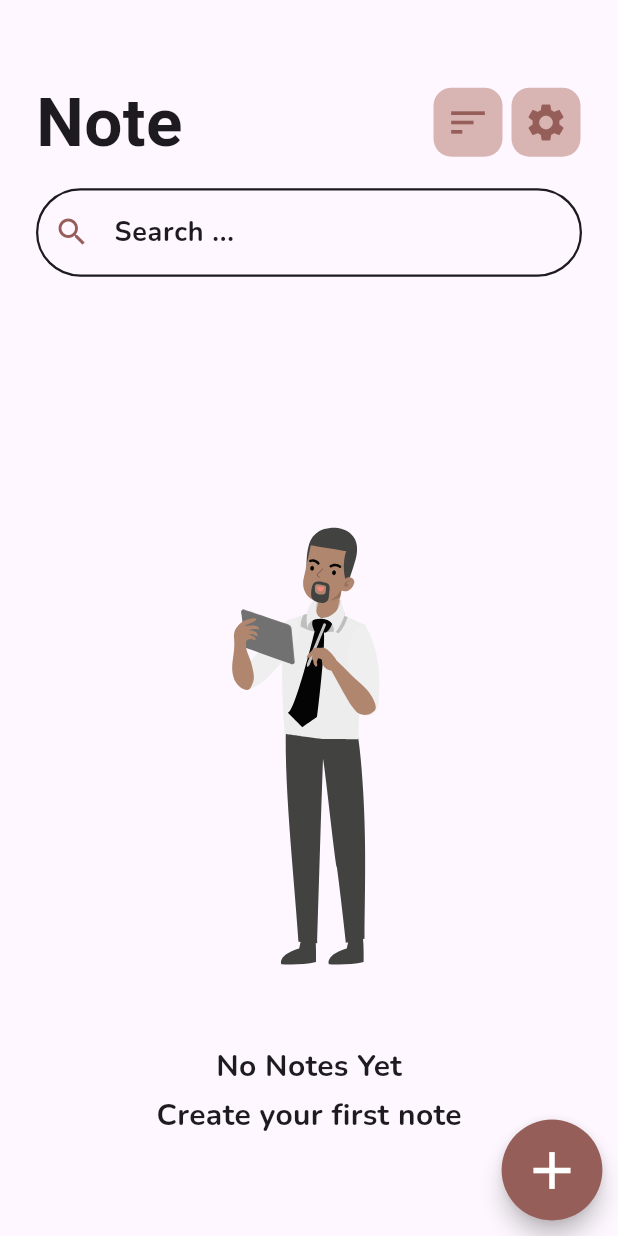
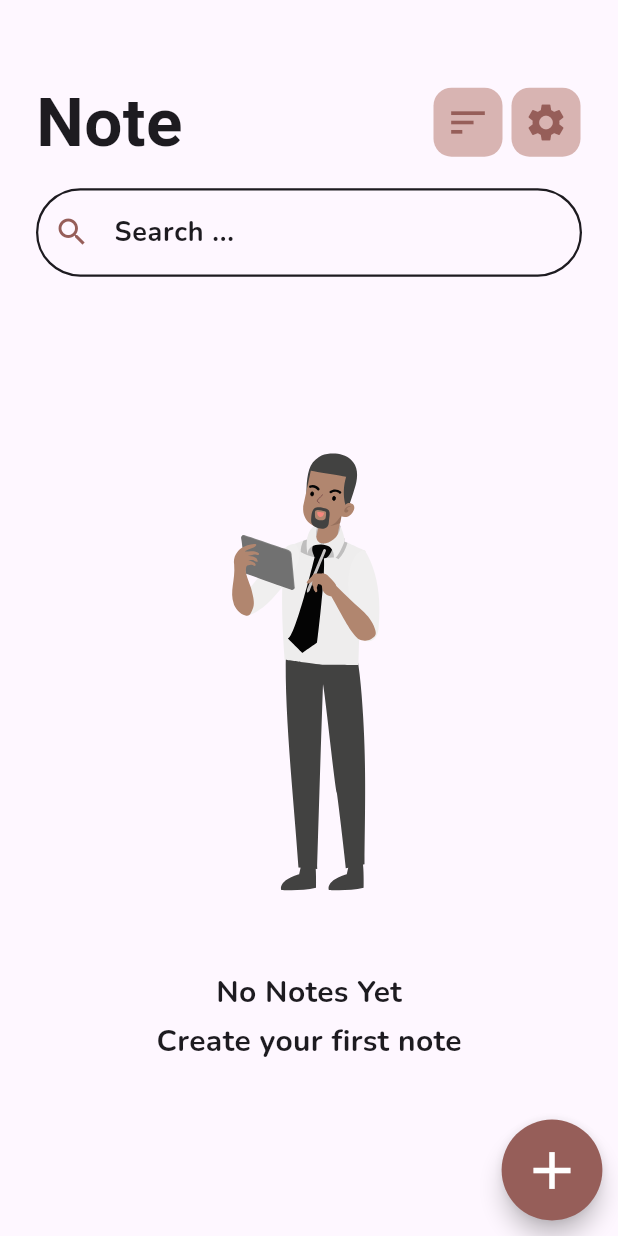
Before and after one commit to S-Mistarihi/note_app, a Flutter app: the HomeScreen screen opened directly, on a phone screen of 412 x 824 dp. Run offline on Flutter 3.47's test engine with Material 3 defaults, Android fonts, the phone set to English and light mode, and no system bars; our stand-ins replace google_fonts, hive, hive_flutter, lottie, shared_preferences, sizer; accounts and stored records are empty.

Commit message:
fix: fixed some issue

```diff
--- a/lib/main.dart
+++ b/lib/main.dart
@@ -1,4 +1,5 @@
 import 'package:flutter/material.dart';
+import 'package:flutter/services.dart';
 import 'package:note_app/core/managers/hive_manager.dart';
 import 'package:note_app/core/managers/theme_manager.dart';
 import 'package:note_app/generated/l10n.dart';
@@ -18,6 +19,10 @@ import 'models/note_model.dart';
 void main() async {
   WidgetsBinding widgetsBinding = WidgetsFlutterBinding.ensureInitialized();
 
+  await SystemChrome.setPreferredOrientations([
+    DeviceOrientation.portraitUp,
+    DeviceOrientation.portraitDown,
+  ]);
 
   await HiveManager.instance.init();
 
--- a/lib/screens/edit_note/edit_note_screen.dart
+++ b/lib/screens/edit_note/edit_note_screen.dart
@@ -63,7 +63,7 @@ class _EditNoteScreenState extends State<EditNoteScreen> {
               _buildTextField(
                 controller: _contentController,
                 hintText: S.of(context).contentLabel,
-                maxLines: 10,
+                maxLines: 18,
               ),
               SizedBox(height: 20),
               ColorPicker(
@@ -91,6 +91,9 @@ class _EditNoteScreenState extends State<EditNoteScreen> {
       controller: controller,
       keyboardType: TextInputType.text,
       maxLines: maxLines,
+      onTapOutside: (_){
+        FocusManager.instance.primaryFocus?.unfocus();
+      },
       decoration: InputDecoration(
         hintText: hintText,
         hintStyle: AppTextStyle.font24WhiteNormal,
--- a/lib/screens/home/widget/build_body_without_data.dart
+++ b/lib/screens/home/widget/build_body_without_data.dart
@@ -13,9 +13,12 @@ class BuildBodyWithoutData extends StatelessWidget {
 
   @override
   Widget build(BuildContext context) {
-    return Column(
+    return Center(
+      child: SingleChildScrollView(
+        child: Column(
+          mainAxisSize: MainAxisSize.min,
           children: [
-        SizedBox(height: 16.h),
+            //SizedBox(height: 16.h),
             if (isSearchEmpty)
               Image.asset(AppAssets.noNoteFound)
             else
@@ -42,7 +45,10 @@ class BuildBodyWithoutData extends StatelessWidget {
                 fontWeight: FontWeight.bold,
               ),
             ),
+            SizedBox(height: 4.h),
           ],
+        ),
+      ),
     );
   }
 }
--- a/lib/screens/home/widget/search_box.dart
+++ b/lib/screens/home/widget/search_box.dart
@@ -21,7 +21,9 @@ class SearchBox extends StatelessWidget {
     return TextField(
       controller: controller,
       onChanged: onChanged,
-
+      onTapOutside: (_){
+        FocusManager.instance.primaryFocus?.unfocus();
+      },
       decoration: InputDecoration(
         hintText: S.of(context).searchBoxLabel,
         hintStyle: GoogleFonts.nunito(
--- a/lib/utils/custom_text_field.dart
+++ b/lib/utils/custom_text_field.dart
@@ -25,6 +25,9 @@ class CustomTextField {
       keyboardType: TextInputType.text,
       maxLines: maxLines,
       inputFormatters: inputFormatters,
+      onTapOutside: (_){
+        FocusManager.instance.primaryFocus?.unfocus();
+      },
       decoration: InputDecoration(
         hintText: hintText,
         hintStyle: GoogleFonts.nunito(
--- a/pubspec.yaml
+++ b/pubspec.yaml
@@ -38,6 +38,7 @@ dependencies:
   scoped_model: 2.0.0
   flutter_localization: 0.4.1
   intl: 0.20.2
+  device_preview_plus: 2.5.5
   google_fonts: 8.1.0
 
   # The following adds the Cupertino Icons font to your application.
```
Also changed, not shown: lib/screens/home/widget/build_body_with_data.dart (+12 -2 lines), pubspec.lock. Lines whose indentation alone changed are shown as unchanged.
